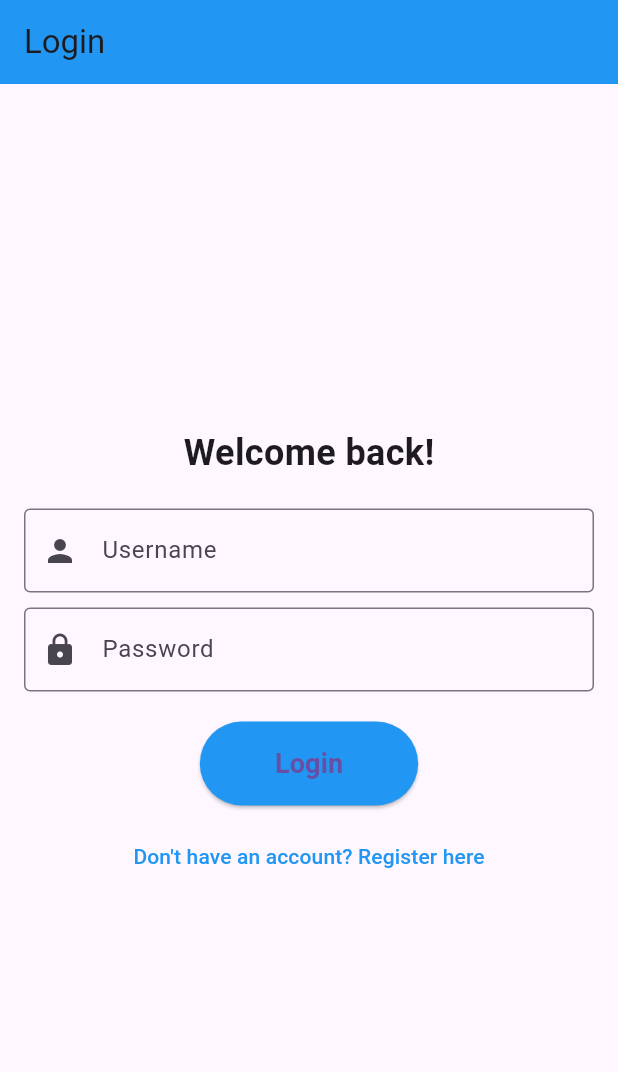
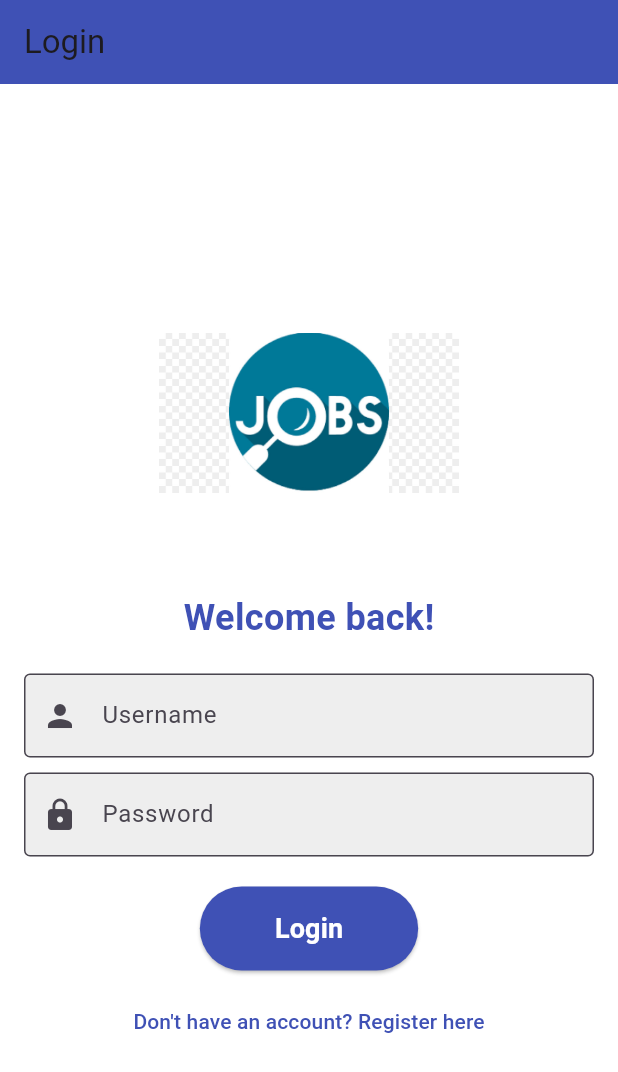
Before and after one commit to Durgesh1517/Final-Project, a Flutter app: the screen it shows after launch, on a phone screen of 412 x 824 dp. Shown: the top 1072 px of the screen. Run offline on Flutter 3.47's test engine with Material 3 defaults, Android fonts, the phone set to English and light mode, and no system bars.

Commit message:
All code is done

```diff
--- a/lib/screens/candidate_detail_screen.dart
+++ b/lib/screens/candidate_detail_screen.dart
@@ -82,7 +82,8 @@ class CandidateDetailScreen extends StatelessWidget {
                           },
                           style: ElevatedButton.styleFrom(
                             backgroundColor: Colors.blue,
-                            textStyle: TextStyle(fontSize: 18),
+                            textStyle:  TextStyle(fontSize: 18),
+
                             shape: RoundedRectangleBorder(
                               borderRadius: BorderRadius.circular(10),
                             ),
--- a/lib/screens/candidates_screen.dart
+++ b/lib/screens/candidates_screen.dart
@@ -1,8 +1,6 @@
 import 'package:flutter/material.dart';
 import 'package:jobhunt/models/candidate.dart';
 import 'package:jobhunt/screens/candidate_detail_screen.dart';
-
-
 
 class CandidatesScreen extends StatefulWidget {
   @override
--- a/lib/screens/login_page.dart
+++ b/lib/screens/login_page.dart
@@ -15,19 +15,28 @@ class LoginPage extends StatelessWidget {
     return Scaffold(
       appBar: AppBar(
         title: Text('Login'),
-        backgroundColor: Colors.blue, // Customize app bar color
+        backgroundColor: Colors.indigo, // Changed app bar color to indigo
       ),
+      backgroundColor: Colors.white, // Added background color
       body: Padding(
         padding: const EdgeInsets.all(16.0),
         child: Center(
+          child: SingleChildScrollView( // Added SingleChildScrollView to handle overflow
             child: Column(
               mainAxisAlignment: MainAxisAlignment.center,
               children: [
+                Image.asset(
+                  'assets/images/logo.jpg', // Replace 'assets/logo.png' with your actual logo image path
+                  width: 200, // Adjust width as needed
+                  height: 200, // Adjust height as needed
+                ),
+                SizedBox(height: 20),
                 Text(
                   'Welcome back!',
                   style: TextStyle(
                     fontSize: 24,
                     fontWeight: FontWeight.bold,
+                    color: Colors.indigo, // Changed text color to indigo
                   ),
                 ),
                 SizedBox(height: 20),
@@ -37,6 +46,8 @@ class LoginPage extends StatelessWidget {
                     labelText: 'Username',
                     prefixIcon: Icon(Icons.person),
                     border: OutlineInputBorder(),
+                    filled: true,
+                    fillColor: Colors.grey[200], // Added background color for text field
                   ),
                 ),
                 SizedBox(height: 10),
@@ -46,16 +57,16 @@ class LoginPage extends StatelessWidget {
                     labelText: 'Password',
                     prefixIcon: Icon(Icons.lock),
                     border: OutlineInputBorder(),
+                    filled: true,
+                    fillColor: Colors.grey[200], // Added background color for text field
                   ),
                   obscureText: true,
                 ),
                 SizedBox(height: 20),
                 ElevatedButton(
                   onPressed: () {
-
                     String enteredUsername = _usernameController.text.trim();
                     String enteredPassword = _passwordController.text.trim();
-
 
                     if (enteredUsername == _customUsername &&
                         enteredPassword == _customPassword) {
@@ -87,13 +98,14 @@ class LoginPage extends StatelessWidget {
                   },
                   style: ElevatedButton.styleFrom(
                     padding: EdgeInsets.symmetric(horizontal: 50, vertical: 15),
-                  backgroundColor: Colors.blue,
+                    backgroundColor: Colors.indigo, // Changed button color to indigo
                   ),
                   child: Text(
                     'Login',
                     style: TextStyle(
                       fontSize: 18,
                       fontWeight: FontWeight.bold,
+                      color: Colors.white, // Changed text color to white
                     ),
                   ),
                 ),
@@ -108,13 +120,14 @@ class LoginPage extends StatelessWidget {
                   },
                   child: Text(
                     'Don\'t have an account? Register here',
-                  style: TextStyle(color: Colors.blue),
+                    style: TextStyle(color: Colors.indigo), // Changed text color to indigo
                   ),
                 ),
               ],
             ),
           ),
         ),
+      ),
     );
   }
 }
--- a/pubspec.yaml
+++ b/pubspec.yaml
@@ -74,6 +74,7 @@ flutter:
      - assets/images/microsoft.png
      - assets/images/tesla.png
      - assets/images/amazon.png
+     - assets/images/logo.jpg
 
 
   # To add assets to your application, add an assets section, like this:
```
Also changed, not shown: lib/screens/create_post_screen.dart (+27 -2 lines), assets/images/logo.jpg (added). Lines whose indentation alone changed are shown as unchanged.
